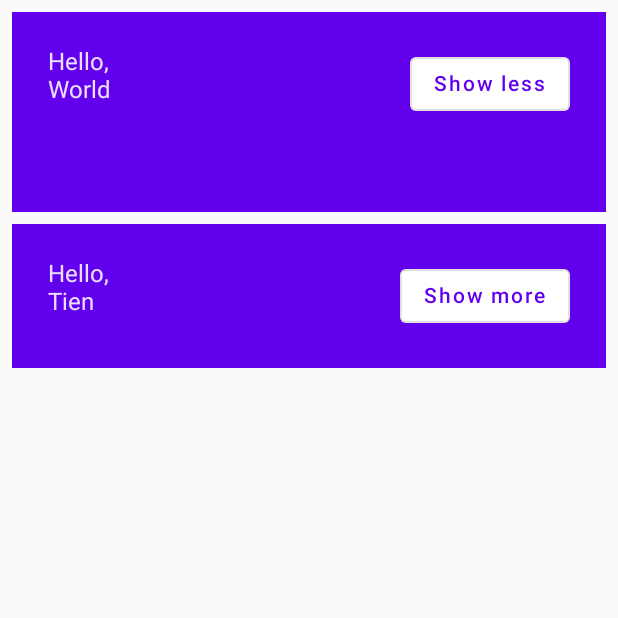
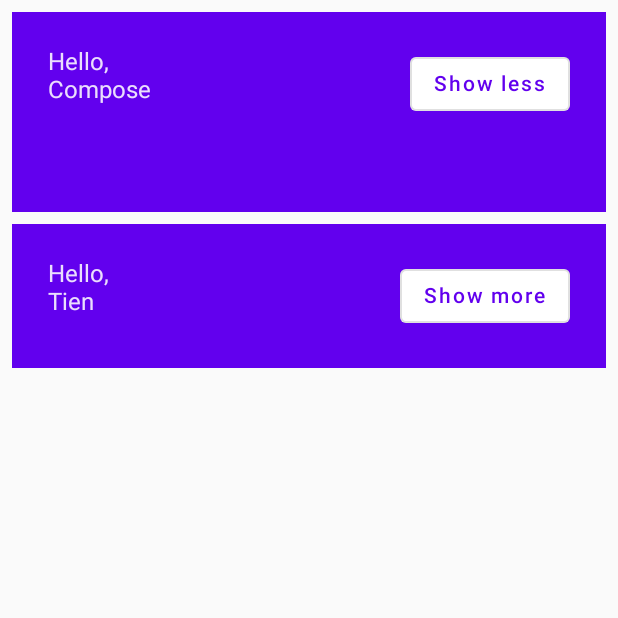
Before and after one commit to TienDao520/Android_codelabs, an Android app built with Jetpack Compose: the screen it shows after launch (MainActivity), after a tap on "Show more", on a phone screen of 412 x 824 dp, the top half of it. Run offline under Robolectric (Android 15) with nearby library versions, the phone set to English and light mode, and no system bars; 1 other tap on this screen came first.

```diff
--- a/app/src/main/java/tdao/example/basicscodelab/MainActivity.kt
+++ b/app/src/main/java/tdao/example/basicscodelab/MainActivity.kt
@@ -4,13 +4,9 @@ import android.os.Bundle
 import androidx.activity.ComponentActivity
 import androidx.activity.compose.setContent
 import androidx.compose.foundation.layout.*
-import androidx.compose.material.MaterialTheme
-import androidx.compose.material.OutlinedButton
-import androidx.compose.material.Surface
-import androidx.compose.material.Text
-import androidx.compose.runtime.Composable
-import androidx.compose.runtime.mutableStateOf
-import androidx.compose.runtime.remember
+import androidx.compose.material.*
+import androidx.compose.runtime.*
+import androidx.compose.ui.Alignment
 import androidx.compose.ui.Modifier
 import androidx.compose.ui.tooling.preview.Preview
 import androidx.compose.ui.unit.dp
@@ -28,13 +24,56 @@ class MainActivity : ComponentActivity() {
 }
 
 @Composable
-fun MyApp(names: List<String> = listOf("World", "Tien")) {
+fun MyApp() {
+
+    var shouldShowOnboarding by remember { mutableStateOf(true) }
+
+    if (shouldShowOnboarding) {
+        OnboardingScreen(onContinueClicked = { shouldShowOnboarding = false })
+    } else {
+        Greetings()
+    }
+}
+@Composable
+fun OnboardingScreen(onContinueClicked: () -> Unit) {
+
+    Surface {
+        Column(
+            modifier = Modifier.fillMaxSize(),
+            verticalArrangement = Arrangement.Center,
+            horizontalAlignment = Alignment.CenterHorizontally
+        ) {
+            Text("Welcome to the Basics Codelab!")
+            Button(
+                modifier = Modifier
+                    .padding(vertical = 24.dp),
+                onClick = onContinueClicked
+            ) {
+                Text("Continue")
+            }
+        }
+    }
+}
+
+
+
+@Composable
+private fun Greetings(names: List<String> = listOf("Compose", "Tien")) {
     Column(modifier = Modifier.padding(vertical = 4.dp)) {
         for (name in names) {
             Greeting(name = name)
         }
     }
 }
+
+@Preview(showBackground = true, widthDp = 320, heightDp = 320)
+@Composable
+fun OnboardingPreview() {
+    BasicsCodelabTheme {
+        OnboardingScreen(onContinueClicked = {}) // Do nothing on click.
+    }
+}
+
 
 @Composable
 private fun Greeting(name: String) {
@@ -64,7 +103,6 @@ private fun Greeting(name: String) {
     }
 }
 
-
 @Preview(showBackground = true, widthDp = 320)
 @Composable
 fun DefaultPreview() {
```
